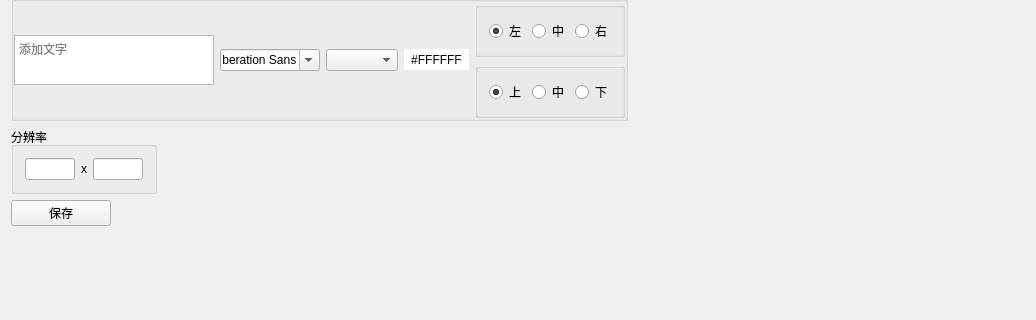
Before: the Qt Designer form src/fccutter/fcmainwidget.ui in LiangZuoting/ffcutter, drawn with Qt 5; both pictures show x 0 to 1036 and y 135 to 455 of the 1036 by 687 pixel window.
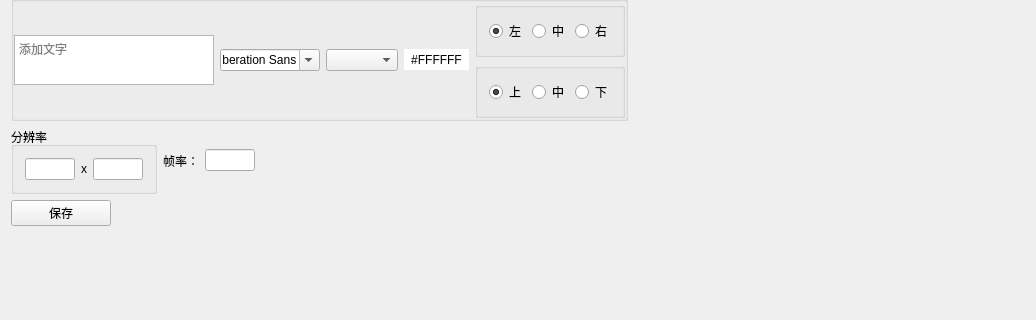
After: the same form once the commit is applied. Custom widgets are drawn as their Qt base class.

```diff
--- a/src/fccutter/fcmainwidget.ui
+++ b/src/fccutter/fcmainwidget.ui
@@ -30,7 +30,7 @@
        <number>0</number>
       </property>
       <item>
-       <widget class="QGroupBox" name="">
+       <widget class="QGroupBox" name="groupBox">
         <property name="sizePolicy">
          <sizepolicy hsizetype="Fixed" vsizetype="Preferred">
           <horstretch>0</horstretch>
@@ -169,7 +169,7 @@
        </widget>
       </item>
       <item>
-       <widget class="QGroupBox" name="">
+       <widget class="QGroupBox" name="groupBox">
         <property name="sizePolicy">
          <sizepolicy hsizetype="Fixed" vsizetype="Fixed">
           <horstretch>0</horstretch>
@@ -345,6 +345,11 @@
        </widget>
       </item>
       <item>
+       <layout class="QHBoxLayout" name="horizontalLayout_2">
+        <property name="sizeConstraint">
+         <enum>QLayout::SetDefaultConstraint</enum>
+        </property>
+        <item>
        <widget class="QGroupBox" name="groupBox">
         <property name="sizePolicy">
          <sizepolicy hsizetype="Fixed" vsizetype="Fixed">
@@ -385,6 +390,71 @@
          </item>
         </layout>
        </widget>
+        </item>
+        <item>
+         <widget class="QWidget" name="horizontalWidget_2" native="true">
+          <property name="sizePolicy">
+           <sizepolicy hsizetype="Fixed" vsizetype="Preferred">
+            <horstretch>0</horstretch>
+            <verstretch>0</verstretch>
+           </sizepolicy>
+          </property>
+          <layout class="QHBoxLayout" name="horizontalLayout_7">
+           <property name="sizeConstraint">
+            <enum>QLayout::SetDefaultConstraint</enum>
+           </property>
+           <property name="leftMargin">
+            <number>0</number>
+           </property>
+           <property name="topMargin">
+            <number>0</number>
+           </property>
+           <property name="rightMargin">
+            <number>0</number>
+           </property>
+           <property name="bottomMargin">
+            <number>0</number>
+           </property>
+           <item alignment="Qt::AlignLeft">
+            <widget class="QLabel" name="label_2">
+             <property name="sizePolicy">
+              <sizepolicy hsizetype="Fixed" vsizetype="Preferred">
+               <horstretch>0</horstretch>
+               <verstretch>0</verstretch>
+              </sizepolicy>
+             </property>
+             <property name="text">
+              <string>帧率：</string>
+             </property>
+            </widget>
+           </item>
+           <item alignment="Qt::AlignLeft">
+            <widget class="QLineEdit" name="fpsEdit">
+             <property name="maximumSize">
+              <size>
+               <width>50</width>
+               <height>16777215</height>
+              </size>
+             </property>
+            </widget>
+           </item>
+          </layout>
+         </widget>
+        </item>
+        <item>
+         <spacer name="horizontalSpacer">
+          <property name="orientation">
+           <enum>Qt::Horizontal</enum>
+          </property>
+          <property name="sizeHint" stdset="0">
+           <size>
+            <width>40</width>
+            <height>20</height>
+           </size>
+          </property>
+         </spacer>
+        </item>
+       </layout>
       </item>
       <item>
        <widget class="QPushButton" name="saveBtn">
```
Lines whose indentation alone changed are shown as unchanged.
